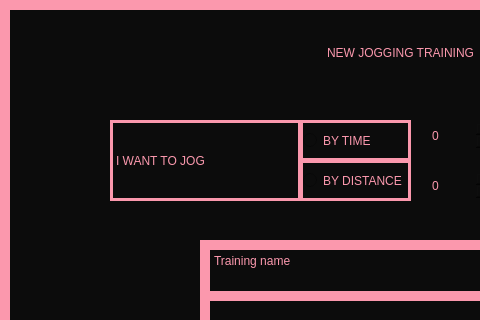
Hanna-J-K/fitnessapp, file View/NewJoggingTraining.ui: the form before one commit; both pictures show x 0 to 480 and y 0 to 320 of the 800 by 600 pixel window.
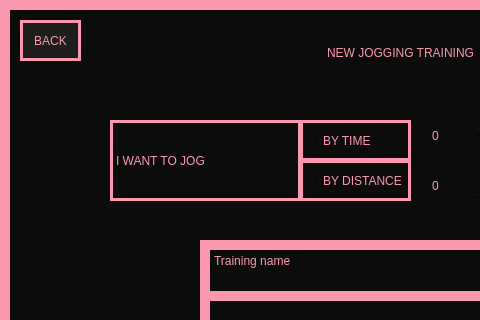
The form after the commit.

Commit message: if i could turn back time (now i can with back buttons added)

Diff of the .ui file:
```diff
--- a/View/NewJoggingTraining.ui
+++ b/View/NewJoggingTraining.ui
@@ -276,6 +276,26 @@
      <string>Training name</string>
     </property>
    </widget>
+   <widget class="QPushButton" name="back_btn">
+    <property name="geometry">
+     <rect>
+      <x>20</x>
+      <y>20</y>
+      <width>61</width>
+      <height>41</height>
+     </rect>
+    </property>
+    <property name="cursor">
+     <cursorShape>PointingHandCursor</cursorShape>
+    </property>
+    <property name="styleSheet">
+     <string notr="true">background-color: #1D1D1D;border: 3px solid #FB98AD;
+font: 8pt &quot;PRIMETIME&quot;;</string>
+    </property>
+    <property name="text">
+     <string>BACK</string>
+    </property>
+   </widget>
   </widget>
  </widget>
  <resources/>
```
The commit also changes 6 other files.
